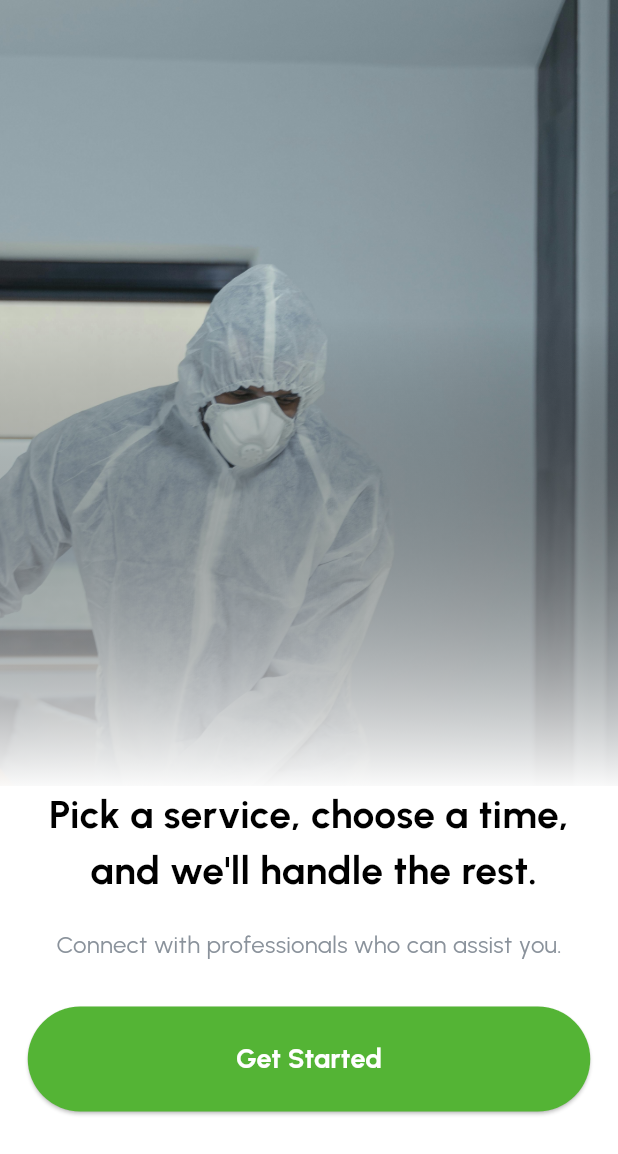
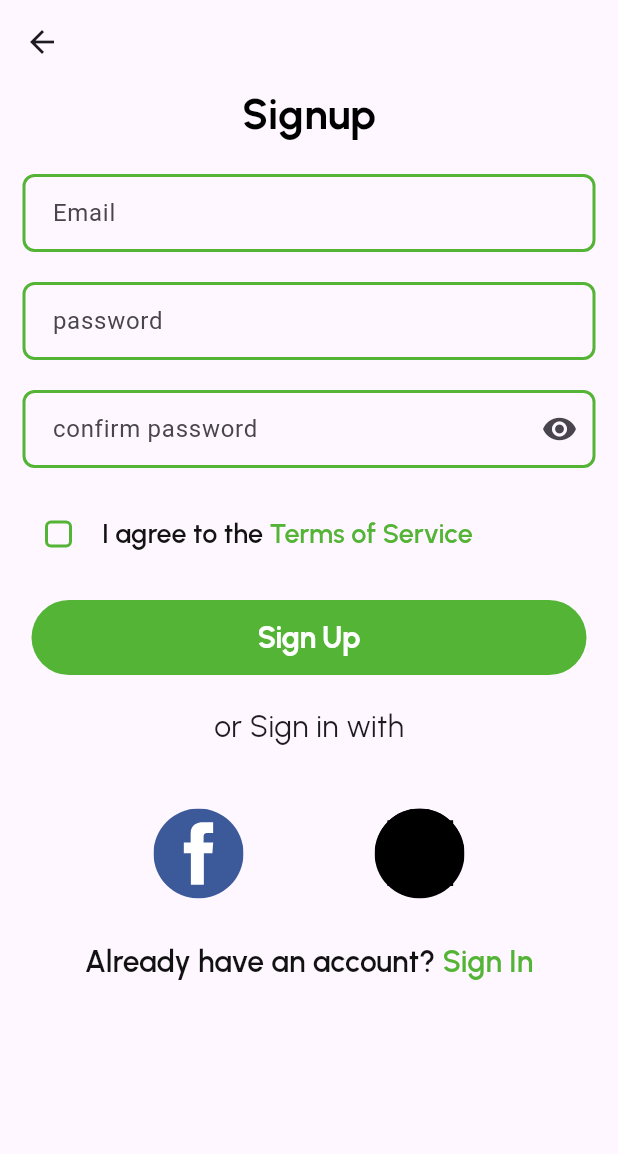
Before and after one commit to TaufeeqAhmad123/HanGo, a Flutter app: the screen it shows after launch, after a tap on "Next", after a tap on "Get Started", on a phone screen of 412 x 824 dp. Shown: the top 1154 px of the screen. Run offline on Flutter 3.47's test engine with Material 3 defaults, Android fonts, the phone set to English and light mode, and no system bars; our stand-ins replace flutter_svg, go_router, google_fonts, responsive_sizer, smooth_page_indicator.

Commit message:
login signup added

```diff
--- a/HandGo/lib/core/routes/app_router.dart
+++ b/HandGo/lib/core/routes/app_router.dart
@@ -1,4 +1,6 @@
 import 'package:flutter_application_1/core/routes/routes.dart';
+import 'package:flutter_application_1/views/Auth/login.dart';
+import 'package:flutter_application_1/views/Auth/signup.dart';
 import 'package:flutter_application_1/views/home/home.dart';
 import 'package:flutter_application_1/views/onBoarding/onboarding.dart';
 import 'package:flutter_application_1/views/splash/splash.dart';
@@ -15,6 +17,14 @@ final GoRouter appRouter = GoRouter(
       builder: (context, state) => const OnboardingScreen(),
     ),
     GoRoute(
+      path: AppRoutes.signup,
+      builder: (context, state) => const SignupScreen(),
+    ),
+    GoRoute(
+      path: AppRoutes.login,
+      builder: (context, state) => const LoginScreen(),
+    ),
+    GoRoute(
       path: AppRoutes.home,
       builder: (context, state) => const HomeScreen(),
     ),
--- a/HandGo/lib/core/routes/routes.dart
+++ b/HandGo/lib/core/routes/routes.dart
@@ -3,4 +3,6 @@ class AppRoutes{
   static const String splash = '/';
   static const String onboarding = '/onboarding';
   static const String home = '/home';
+  static const String signup = '/signup';
+  static const String login = '/login';
 }
--- a/HandGo/lib/core/utils/image.dart
+++ b/HandGo/lib/core/utils/image.dart
@@ -11,3 +11,5 @@ const calender = 'assets/icon/calender.svg';
 const heart = 'assets/icon/heart.svg';
 const sms = 'assets/icon/sms.svg';
 const profile = 'assets/icon/profile.svg';
+const facebook = 'assets/icon/facebook.svg';
+const google = 'assets/icon/google.svg';
--- /dev/null
+++ b/HandGo/lib/views/Auth/signup.dart
@@ -0,0 +1,175 @@
+import 'package:flutter/material.dart';
+import 'package:flutter_application_1/core/routes/routes.dart';
+import 'package:flutter_application_1/core/utils/app_style.dart';
+import 'package:flutter_application_1/core/utils/colors.dart';
+import 'package:flutter_application_1/core/utils/extantion.dart';
+import 'package:flutter_application_1/core/utils/image.dart';
+import 'package:flutter_application_1/widgets/my-text_field.dart';
+import 'package:flutter_application_1/widgets/my_button.dart';
+import 'package:flutter_svg/flutter_svg.dart';
+import 'package:go_router/go_router.dart';
+
+class SignupScreen extends StatefulWidget {
+  const SignupScreen({super.key});
+
+  @override
+  State<SignupScreen> createState() => _SignupScreenState();
+}
+
+class _SignupScreenState extends State<SignupScreen> {
+  final GlobalKey<FormState> _formKey = GlobalKey<FormState>();
+  final TextEditingController _emailController = TextEditingController();
+  final TextEditingController _passwordController = TextEditingController();
+  final TextEditingController _confirmPassController = TextEditingController();
+  bool _isChecked = false;
+  @override
+  Widget build(BuildContext context) {
+    return Scaffold(
+      appBar: AppBar(
+        leading: IconButton(
+          onPressed: () {
+            Navigator.pop(context);
+          },
+          icon: const Icon(Icons.arrow_back),
+        ),
+      ),
+      body: Padding(
+        padding: const EdgeInsets.symmetric(horizontal: 15.0),
+        child: Column(
+          crossAxisAlignment: CrossAxisAlignment.center,
+          children: [
+            Text('Signup', style: bold28),
+            Form(
+              key: _formKey,
+              child: Column(
+                children: [
+                  20.vSpace,
+                  CustomTextField(
+                    hintText: 'Email ',
+                    controller: _emailController,
+                    validator: (value) {
+                      if (value == null || value.isEmpty) {
+                        return 'Please enter your email';
+                      }
+                      return null;
+                    },
+                  ),
+                  20.vSpace,
+                  CustomTextField(
+                    hintText: 'password ',
+                    controller: _passwordController,
+                    validator: (value) {
+                      if (value == null || value.isEmpty) {
+                        return 'Please enter your password';
+                      }
+                      return null;
+                    },
+                  ),
+                  20.vSpace,
+                  CustomTextField(
+                    hintText: 'confirm password ',
+                    controller: _confirmPassController,
+                    validator: (value) {
+                      if (value == null || value.isEmpty) {
+                        return 'Please enter your confirm password';
+                      }
+                      return null;
+                    },
+                    suffixIcon: Icons.visibility,
+                  ),
+                  20.vSpace,
+                  Row(
+                    children: [
+                      Checkbox(
+                        shape: RoundedRectangleBorder(
+                          borderRadius: BorderRadius.circular(4.0),
+                        ),
+                        side: const BorderSide(
+                          width: 2.0,
+                          color: AppColors.KprimaryColor,
+                        ),
+                        activeColor: AppColors.KprimaryColor,
+                        // fillColor: MaterialStateProperty.all(Colors.amberAccent),
+                        value: _isChecked,
+                        onChanged: (value) {
+                          setState(() {
+                            _isChecked = value!;
+                          });
+                        },
+                      ),
+                      5.hSpace,
+                      RichText(
+                        text: TextSpan(
+                          text: 'I agree to the ',
+                          style: semiBold18.copyWith(
+                            color: AppColors.KBlackColor,
+                          ),
+                          children: [
+                            TextSpan(
+                              text: 'Terms of Service',
+                              style: semiBold18.copyWith(
+                                color: AppColors.KprimaryColor,
+                              ),
+                            ),
+                          ],
+                        ),
+                      ),
+                    ],
+                  ),
+                ],
+              ),
+            ),
+            20.vSpace,
+            CustomCupertinoButton(
+              text: 'Sign Up',
+              onPressed: () {
+                if (_formKey.currentState!.validate()) {
+                  // Perform sign up
+                }
+              },
+              textStyle: bold20.copyWith(color: AppColors.KWhiteColor),
+              maxWidth: 370,
+              backgroundColor: AppColors.KprimaryColor,
+              textColor: AppColors.KWhiteColor,
+              borderRadius: 30,
+              padding: const EdgeInsets.symmetric(horizontal: 20, vertical: 12),
+            ),
+
+            20.vSpace,
+
+            Text('or Sign in with', style: regular20),
+            40.vSpace,
+
+            Row(
+              mainAxisAlignment: MainAxisAlignment.spaceEvenly,
+              children: [
+                SvgPicture.asset(facebook, width: 60, height: 60),
+                SvgPicture.asset(google, width: 60, height: 60),
+              ],
+            ),
+            30.vSpace,
+
+            InkWell
+            (
+              onTap: () => context.go(AppRoutes.login),
+              child: RichText(
+                text: TextSpan(
+                  text: 'Already have an account? ',
+                  style: semiBold20.copyWith(color: AppColors.KBlackColor),
+                  children: [
+
+                    TextSpan(
+
+                      text: 'Sign In',
+                      style: semiBold20.copyWith(color: AppColors.KprimaryColor),
+                    ),
+                  ],
+                ),
+              ),
+            ),
+          ],
+        ),
+      ),
+    );
+  }
+}
--- a/HandGo/lib/views/onBoarding/onboarding.dart
+++ b/HandGo/lib/views/onBoarding/onboarding.dart
@@ -1,10 +1,13 @@
 import 'package:flutter/material.dart';
+import 'package:flutter_application_1/core/routes/routes.dart';
 import 'package:flutter_application_1/core/utils/app_style.dart';
 import 'package:flutter_application_1/core/utils/colors.dart';
 import 'package:flutter_application_1/core/utils/extantion.dart';
 import 'package:flutter_application_1/core/utils/image.dart';
 import 'package:flutter_application_1/model/onbaording_model.dart';
+import 'package:go_router/go_router.dart';
 import 'package:responsive_sizer/responsive_sizer.dart';
+import 'package:smooth_page_indicator/smooth_page_indicator.dart';
 
 class OnboardingScreen extends StatefulWidget {
   const OnboardingScreen({super.key});
@@ -69,8 +72,20 @@ class _OnboardingScreenState extends State<OnboardingScreen> {
                         data.description,
                         style: regular16.copyWith(color: AppColors.KGreyColor),
                       ),
+                      20.vSpace,
+                      SmoothPageIndicator(
+                        controller: _pageController,
+                        count: onboardingData.length,
+                        effect: WormEffect(
+                          dotHeight: 10,
+                          dotWidth: 30,
+                          activeDotColor: AppColors.KprimaryColor,
+                          dotColor: AppColors.KGreyColor,
+                        ),
+                      ),
                       30.vSpace,
-                      index== 1 ?  ElevatedButton(
+                      index == 1
+                          ? ElevatedButton(
                               style: ElevatedButton.styleFrom(
                                 fixedSize: Size(375, 70),
                                 backgroundColor: AppColors.KprimaryColor,
@@ -79,7 +94,7 @@ class _OnboardingScreenState extends State<OnboardingScreen> {
                                 ),
                               ),
                               onPressed: () {
-
+                                context.go(AppRoutes.signup);
                               },
                               child: Text(
                                 'Get Started',
@@ -87,8 +102,8 @@ class _OnboardingScreenState extends State<OnboardingScreen> {
                                   color: AppColors.KWhiteColor,
                                 ),
                               ),
-                          ) :
-                      Row(
+                            )
+                          : Row(
                               mainAxisAlignment: MainAxisAlignment.spaceBetween,
                               children: [
                                 TextButton(
--- /dev/null
+++ b/HandGo/lib/widgets/my-text_field.dart
@@ -0,0 +1,74 @@
+import 'package:flutter/material.dart';
+import 'package:flutter_application_1/core/utils/colors.dart';
+
+class CustomTextField extends StatelessWidget {
+  final String hintText;
+  final TextEditingController controller;
+  final TextInputType keyboardType;
+  final bool obscureText;
+  final String? Function(String?)? validator;
+  final IconData? prefixIcon;
+  final IconData? suffixIcon;
+  final VoidCallback? onSuffixTap;
+
+  const CustomTextField({
+    super.key,
+    required this.hintText,
+    required this.controller,
+    this.keyboardType = TextInputType.text,
+    this.obscureText = false,
+    this.validator,
+    this.prefixIcon,
+    this.suffixIcon,
+    this.onSuffixTap,
+  });
+
+  @override
+  Widget build(BuildContext context) {
+    return TextFormField(
+      controller: controller,
+      keyboardType: keyboardType,
+      obscureText: obscureText,
+      validator: validator,
+      decoration: InputDecoration(
+        hintText: hintText,
+        prefixIcon: prefixIcon != null ? Icon(prefixIcon) : null,
+        suffixIcon: suffixIcon != null
+            ? GestureDetector(
+                onTap: onSuffixTap,
+                child: Icon(suffixIcon),
+              )
+            : null,
+        enabledBorder: OutlineInputBorder(
+          borderRadius: BorderRadius.circular(8),
+          borderSide: const BorderSide(
+             color: AppColors.KprimaryColor,
+            width: 2,
+          ),
+        ),
+        focusedBorder: OutlineInputBorder(
+          borderRadius: BorderRadius.circular(8),
+          borderSide: const BorderSide(
+            color: AppColors.KprimaryColor,
+            width: 2,
+          ),
+        ),
+        errorBorder: OutlineInputBorder(
+          borderRadius: BorderRadius.circular(8),
+          borderSide: const BorderSide(
+            color: Colors.red,
+            width: 2,
+          ),
+        ),
+        focusedErrorBorder: OutlineInputBorder(
+          borderRadius: BorderRadius.circular(8),
+          borderSide: const BorderSide(
+            color: Colors.red,
+            width: 2,
+          ),
+        ),
+        contentPadding: const EdgeInsets.symmetric(horizontal: 16, vertical: 14),
+      ),
+    );
+  }
+}
--- /dev/null
+++ b/HandGo/lib/widgets/my_button.dart
@@ -0,0 +1,56 @@
+import 'package:flutter/cupertino.dart';
+import 'package:flutter/material.dart';
+
+class CustomCupertinoButton extends StatelessWidget {
+  final String text;
+  final VoidCallback onPressed;
+  final Color backgroundColor;
+  final Color textColor;
+  final double borderRadius;
+  final EdgeInsetsGeometry padding;
+  final double maxWidth;
+  final double height;
+  final TextStyle? textStyle;
+
+  const CustomCupertinoButton({
+    super.key,
+    required this.text,
+    required this.onPressed,
+    this.backgroundColor = CupertinoColors.activeBlue,
+    this.textColor = CupertinoColors.white,
+    this.borderRadius = 8.0,
+    this.padding = const EdgeInsets.symmetric(horizontal: 20, vertical: 12),
+    this.maxWidth = 250, // default max width
+    this.height = 50, this.textStyle,    // default height
+  });
+
+  @override
+  Widget build(BuildContext context) {
+    return CupertinoButton(
+      padding: EdgeInsets.zero,
+      onPressed: onPressed,
+      child: ConstrainedBox(
+        constraints: BoxConstraints(
+          maxWidth: maxWidth,
+          minHeight: height,
+        ),
+        child: Container(
+          padding: padding,
+          decoration: BoxDecoration(
+            color: backgroundColor,
+            borderRadius: BorderRadius.circular(borderRadius),
+          ),
+          alignment: Alignment.center,
+          child: Text(
+            text,
+            style: textStyle ??
+                TextStyle(
+                  color: textColor,
+                  fontSize: 16,
+                  fontWeight: FontWeight.w600,
+          ),
+        ),
+      ),
+    ));
+  }
+}
--- a/HandGo/pubspec.yaml
+++ b/HandGo/pubspec.yaml
@@ -20,6 +20,7 @@ dependencies:
   provider: ^6.0.0
   responsive_sizer: ^3.3.1
   go_router:
+  smooth_page_indicator:
 
 dev_dependencies:
   flutter_test:
```
Also changed, not shown: HandGo/lib/views/Auth/login.dart (added, +152 -0 lines), HandGo/lib/views/home/home.dart (+83 -4 lines), HandGo/lib/views/home/widget/app_bar_widget.dart (added, +35 -0 lines), HandGo/assets/icon/facebook.svg (added), HandGo/assets/icon/google.svg (added), HandGo/assets/img/p6.png (added), HandGo/pubspec.lock. Lines whose indentation alone changed are shown as unchanged.
